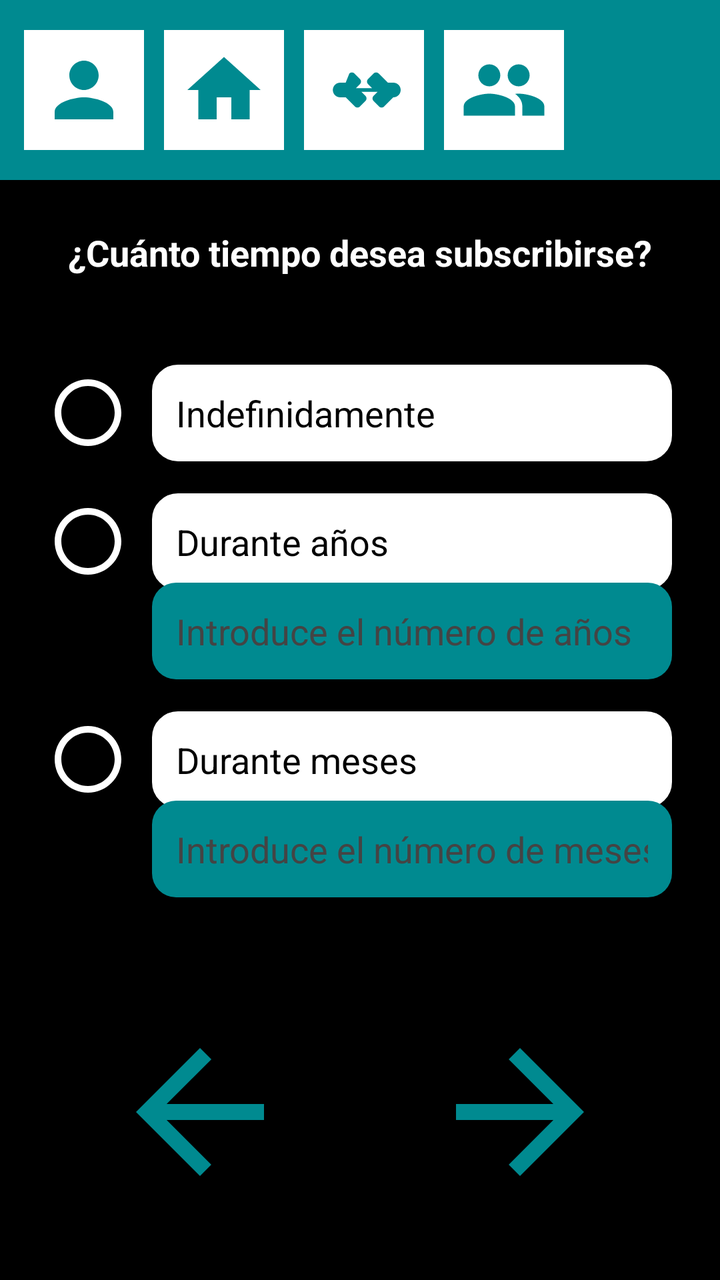
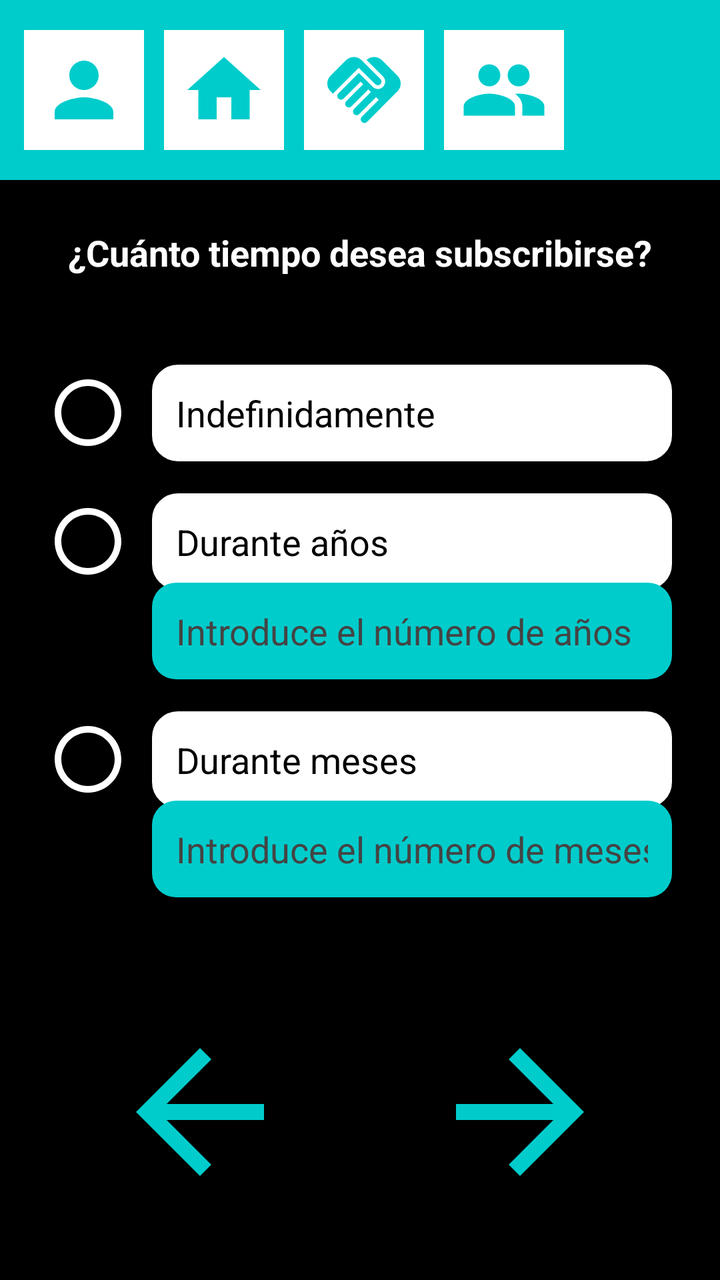

Two renders of the same Android screen: before a commit and after it. Below are the layout's source before the change and the commit's diff.
<!-- AndroidManifest.xml: application theme Theme.QuikFile -->
<!-- res/layout/activity_renewal.xml -->
<?xml version="1.0" encoding="utf-8"?>
<androidx.constraintlayout.widget.ConstraintLayout xmlns:android="http://schemas.android.com/apk/res/android"
    xmlns:app="http://schemas.android.com/apk/res-auto"
    xmlns:tools="http://schemas.android.com/tools"
    android:layout_width="match_parent"
    android:layout_height="match_parent"
    android:background="@color/background_black"
    tools:context=".RenewalActivity">

    
    <LinearLayout
        android:id="@+id/topBar"
        android:layout_width="match_parent"
        android:layout_height="90dp"
        android:background="@color/blue_app"
        android:gravity="center_vertical"
        android:orientation="horizontal"
        android:paddingStart="12dp"
        android:paddingEnd="12dp"
        android:elevation="4dp"
        app:layout_constraintTop_toTopOf="parent">

        <ImageView
            android:id="@+id/btnSettingsTop"
            android:layout_width="60dp"
            android:layout_height="60dp"
            android:layout_marginEnd="10dp"
            android:background="@color/white"
            android:padding="8dp"
            android:src="@drawable/ic_person"
            app:tint="@color/blue_app" />

        <ImageView
            android:id="@+id/btnHomeTop"
            android:layout_width="60dp"
            android:layout_height="60dp"
            android:layout_marginEnd="10dp"
            android:background="@color/white"
            android:padding="8dp"
            android:src="@drawable/ic_home"
            app:tint="@color/blue_app" />

        <ImageView
            android:id="@+id/btnSharedTop"
            android:layout_width="60dp"
            android:layout_height="60dp"
            android:layout_marginEnd="10dp"
            android:background="@color/white"
            android:padding="8dp"
            android:src="@drawable/ic_handshake"
            app:tint="@color/blue_app" />

        <ImageView
            android:id="@+id/btnLoginTop"
            android:layout_width="60dp"
            android:layout_height="60dp"
            android:background="@color/white"
            android:padding="8dp"
            android:src="@drawable/ic_group"
            app:tint="@color/blue_app" />
    </LinearLayout>

    <TextView
        android:id="@+id/tvTitle"
        android:layout_width="wrap_content"
        android:layout_height="wrap_content"
        android:layout_marginTop="24dp"
        android:text="¿Cuánto tiempo desea subscribirse?"
        android:textColor="@color/white"
        android:textSize="18sp"
        android:textStyle="bold"
        app:layout_constraintEnd_toEndOf="parent"
        app:layout_constraintStart_toStartOf="parent"
        app:layout_constraintTop_toBottomOf="@id/topBar" />

    <LinearLayout
        android:id="@+id/optionsContainer"
        android:layout_width="match_parent"
        android:layout_height="wrap_content"
        android:layout_marginTop="20dp"
        android:orientation="vertical"
        android:padding="24dp"
        app:layout_constraintTop_toBottomOf="@id/tvTitle">

        
        <LinearLayout
            android:id="@+id/optionIndefinite"
            android:layout_width="match_parent"
            android:layout_height="wrap_content"
            android:layout_marginBottom="16dp"
            android:gravity="center_vertical"
            android:orientation="horizontal">

            <ImageView
                android:id="@+id/rbIndefinite"
                android:layout_width="40dp"
                android:layout_height="40dp"
                android:src="@drawable/ic_radio_unselected" />

            <TextView
                android:layout_width="match_parent"
                android:layout_height="wrap_content"
                android:layout_marginStart="12dp"
                android:background="@drawable/search_bar_background"
                android:backgroundTint="@color/white"
                android:padding="12dp"
                android:text="Indefinidamente"
                android:textColor="@color/black"
                android:textSize="18sp" />
        </LinearLayout>

        
        <LinearLayout
            android:id="@+id/optionYears"
            android:layout_width="match_parent"
            android:layout_height="wrap_content"
            android:layout_marginBottom="16dp"
            android:orientation="vertical">

            <LinearLayout
                android:layout_width="match_parent"
                android:layout_height="wrap_content"
                android:gravity="center_vertical"
                android:orientation="horizontal">

                <ImageView
                    android:id="@+id/rbYears"
                    android:layout_width="40dp"
                    android:layout_height="40dp"
                    android:src="@drawable/ic_radio_unselected" />

                <TextView
                    android:layout_width="match_parent"
                    android:layout_height="wrap_content"
                    android:layout_marginStart="12dp"
                    android:background="@drawable/search_bar_background"
                    android:backgroundTint="@color/white"
                    android:padding="12dp"
                    android:text="Durante años"
                    android:textColor="@color/black"
                    android:textSize="18sp" />
            </LinearLayout>

            <EditText
                android:id="@+id/etYears"
                android:layout_width="match_parent"
                android:layout_height="wrap_content"
                android:layout_marginStart="52dp"
                android:layout_marginTop="-4dp"
                android:background="@drawable/payment_field_background"
                android:hint="Introduce el número de años"
                android:inputType="number"
                android:padding="12dp"
                android:textColor="@color/black"
                android:textColorHint="#444444"
                android:visibility="visible" />
        </LinearLayout>

        
        <LinearLayout
            android:id="@+id/optionMonths"
            android:layout_width="match_parent"
            android:layout_height="wrap_content"
            android:layout_marginBottom="16dp"
            android:orientation="vertical">

            <LinearLayout
                android:layout_width="match_parent"
                android:layout_height="wrap_content"
                android:gravity="center_vertical"
                android:orientation="horizontal">

                <ImageView
                    android:id="@+id/rbMonths"
                    android:layout_width="40dp"
                    android:layout_height="40dp"
                    android:src="@drawable/ic_radio_unselected" />

                <TextView
                    android:layout_width="match_parent"
                    android:layout_height="wrap_content"
                    android:layout_marginStart="12dp"
                    android:background="@drawable/search_bar_background"
                    android:backgroundTint="@color/white"
                    android:padding="12dp"
                    android:text="Durante meses"
                    android:textColor="@color/black"
                    android:textSize="18sp" />
            </LinearLayout>

            <EditText
                android:id="@+id/etMonths"
                android:layout_width="match_parent"
                android:layout_height="wrap_content"
                android:layout_marginStart="52dp"
                android:layout_marginTop="-4dp"
                android:background="@drawable/payment_field_background"
                android:hint="Introduce el número de meses"
                android:inputType="number"
                android:padding="12dp"
                android:textColor="@color/black"
                android:textColorHint="#444444"
                android:visibility="visible" />
        </LinearLayout>

    </LinearLayout>

    
    <LinearLayout
        android:id="@+id/bottomNavigation"
        android:layout_width="match_parent"
        android:layout_height="wrap_content"
        android:layout_marginBottom="24dp"
        android:gravity="center"
        android:orientation="horizontal"
        app:layout_constraintBottom_toBottomOf="parent">

        <ImageView
            android:id="@+id/btnBack"
            android:layout_width="120dp"
            android:layout_height="120dp"
            android:layout_marginEnd="40dp"
            android:padding="12dp"
            android:src="@drawable/ic_arrow_back"
            app:tint="@color/blue_app" />

        <ImageView
            android:id="@+id/btnForward"
            android:layout_width="120dp"
            android:layout_height="120dp"
            android:padding="12dp"
            android:src="@drawable/ic_arrow_forward"
            app:tint="@color/blue_app" />
    </LinearLayout>

</androidx.constraintlayout.widget.ConstraintLayout>
<!-- resources referenced by this layout -->
<resources>
  <color name="background_black">#000000</color>//si lo he puesto todo bien sobraria este
  <color name="black">#FF000000</color>
  <color name="blue_app">#008A90</color>
  <color name="white">#FFFFFFFF</color>
  <!-- drawable ic_arrow_back (drawable) -->
  <vector xmlns:android="http://schemas.android.com/apk/res/android"
      android:width="24dp"
      android:height="24dp"
      android:viewportWidth="24"
      android:viewportHeight="24">
    <path
        android:fillColor="@color/black"
        android:pathData="M20,11H7.83l5.59,-5.59L12,4l-8,8 8,8 1.41,-1.41L7.83,13H20v-2z"/>
  </vector>
  <!-- drawable ic_arrow_forward (drawable) -->
  <vector xmlns:android="http://schemas.android.com/apk/res/android"
      android:width="24dp"
      android:height="24dp"
      android:viewportWidth="24"
      android:viewportHeight="24">
    <path
        android:fillColor="@color/black"
        android:pathData="M12,4l-1.41,1.41L16.17,11H4v2h12.17l-5.58,5.59L12,20l8,-8z"/>
  </vector>
  <!-- drawable ic_handshake (drawable) -->
  <?xml version="1.0" encoding="utf-8"?>
  <vector xmlns:android="http://schemas.android.com/apk/res/android"
      android:width="24dp"
      android:height="24dp"
      android:viewportWidth="24"
      android:viewportHeight="24">
      <path
          android:fillColor="#000000"
          android:pathData="M22,12c0,-1.1 -0.9,-2 -2,-2h-1.5l-2.5,-2.5c-0.39,-0.39 -1.01,-0.39 -1.4,0l-1.5,1.5c-0.39,0.39 -0.39,1.01 0,1.4l1.1,1.1h-4.4l1.1,-1.1c0.39,-0.39 0.39,-1.01 0,-1.4l-1.5,-1.5c-0.39,-0.39 -1.01,-0.39 -1.4,0L7,10H5.5c-1.1,0 -2,0.9 -2,2s0.9,2 2,2h1.5l2.5,2.5c0.39,0.39 1.01,0.39 1.4,0l1.5,-1.5c0.39,-0.39 0.39,-1.01 0,-1.4l-1.1,-1.1h4.4l-1.1,1.1c-0.39,0.39 -0.39,1.01 0,1.4l1.5,1.5c0.39,0.39 1.01,0.39 1.4,0l2.5,-2.5H20c1.1,0 2,-0.9 2,-2z"/>
  </vector>
  <!-- drawable ic_home (drawable) -->
  <?xml version="1.0" encoding="utf-8"?>
  <vector xmlns:android="http://schemas.android.com/apk/res/android"
      android:width="24dp"
      android:height="24dp"
      android:viewportWidth="24"
      android:viewportHeight="24">
      <path
          android:fillColor="#000000"
          android:pathData="M10,20V14H14V20H19V12H22L12,3L2,12H5V20H10Z"/>
  </vector>
  <!-- drawable ic_person (drawable) -->
  <?xml version="1.0" encoding="utf-8"?>
  <vector xmlns:android="http://schemas.android.com/apk/res/android"
      android:width="24dp"
      android:height="24dp"
      android:viewportWidth="24"
      android:viewportHeight="24">
      <path
          android:fillColor="#000000"
          android:pathData="M12,12c2.21,0 4,-1.79 4,-4s-1.79,-4 -4,-4 -4,1.79 -4,4 1.79,4 4,4zM12,14c-2.67,0 -8,1.34 -8,4v2h16v-2c0,-2.66 -5.33,-4 -8,-4z"/>
  </vector>
  <!-- drawable payment_field_background (drawable) -->
  <?xml version="1.0" encoding="utf-8"?>
  <shape xmlns:android="http://schemas.android.com/apk/res/android">
      <solid android:color="@color/blue_app" />
      <corners android:radius="12dp" />
  </shape>
  <!-- drawable search_bar_background (drawable) -->
  <?xml version="1.0" encoding="utf-8"?>
  <shape xmlns:android="http://schemas.android.com/apk/res/android">
      <solid android:color="@color/white" />
      <corners android:radius="12dp" />
      <stroke android:width="2dp" android:color="@color/blue_app" />
  </shape>
  <style name="Theme.QuikFile" parent="Base.Theme.QuikFile" />
  <style name="Base.Theme.QuikFile" parent="Theme.Material3.DayNight.NoActionBar">
          
          
      </style>
  <!-- unchanged entries left out for length: 2 -->
</resources>

<!-- the commit's change to res/layout/activity_renewal.xml (unified diff, before → after) -->
@@ -4,7 +4,7 @@
     xmlns:tools="http://schemas.android.com/tools"
     android:layout_width="match_parent"
     android:layout_height="match_parent"
-    android:background="@color/background_black"
+    android:background="@color/black"
     tools:context=".RenewalActivity">
 
     
<!-- resource entries referenced after the edit -->
@@ -1,8 +1,7 @@
 <!-- resources referenced by this layout -->
 <resources>
-  <color name="background_black">#000000</color>//si lo he puesto todo bien sobraria este
   <color name="black">#FF000000</color>
-  <color name="blue_app">#008A90</color>
+  <color name="blue_app">#00CCCC</color>
   <color name="white">#FFFFFFFF</color>
   <!-- drawable ic_arrow_back (drawable) -->
   <vector xmlns:android="http://schemas.android.com/apk/res/android"
@@ -25,15 +24,10 @@
         android:pathData="M12,4l-1.41,1.41L16.17,11H4v2h12.17l-5.58,5.59L12,20l8,-8z"/>
   </vector>
   <!-- drawable ic_handshake (drawable) -->
-  <?xml version="1.0" encoding="utf-8"?>
-  <vector xmlns:android="http://schemas.android.com/apk/res/android"
-      android:width="24dp"
-      android:height="24dp"
-      android:viewportWidth="24"
-      android:viewportHeight="24">
-      <path
-          android:fillColor="#000000"
-          android:pathData="M22,12c0,-1.1 -0.9,-2 -2,-2h-1.5l-2.5,-2.5c-0.39,-0.39 -1.01,-0.39 -1.4,0l-1.5,1.5c-0.39,0.39 -0.39,1.01 0,1.4l1.1,1.1h-4.4l1.1,-1.1c0.39,-0.39 0.39,-1.01 0,-1.4l-1.5,-1.5c-0.39,-0.39 -1.01,-0.39 -1.4,0L7,10H5.5c-1.1,0 -2,0.9 -2,2s0.9,2 2,2h1.5l2.5,2.5c0.39,0.39 1.01,0.39 1.4,0l1.5,-1.5c0.39,-0.39 0.39,-1.01 0,-1.4l-1.1,-1.1h4.4l-1.1,1.1c-0.39,0.39 -0.39,1.01 0,1.4l1.5,1.5c0.39,0.39 1.01,0.39 1.4,0l2.5,-2.5H20c1.1,0 2,-0.9 2,-2z"/>
+  <vector xmlns:android="http://schemas.android.com/apk/res/android" android:height="24dp" android:tint="@color/blue_app" android:viewportHeight="24" android:viewportWidth="24" android:width="24dp">
+  
+      <path android:fillColor="@android:color/white" android:pathData="M16.48,10.41c-0.39,0.39 -1.04,0.39 -1.43,0l-4.47,-4.46l-7.05,7.04l-0.66,-0.63c-1.17,-1.17 -1.17,-3.07 0,-4.24l4.24,-4.24c1.17,-1.17 3.07,-1.17 4.24,0L16.48,9C16.87,9.39 16.87,10.02 16.48,10.41zM17.18,8.29c0.78,0.78 0.78,2.05 0,2.83c-1.27,1.27 -2.61,0.22 -2.83,0l-3.76,-3.76l-5.57,5.57c-0.39,0.39 -0.39,1.02 0,1.41c0.39,0.39 1.02,0.39 1.42,0l4.62,-4.62l0.71,0.71l-4.62,4.62c-0.39,0.39 -0.39,1.02 0,1.41c0.39,0.39 1.02,0.39 1.42,0l4.62,-4.62l0.71,0.71l-4.62,4.62c-0.39,0.39 -0.39,1.02 0,1.41c0.39,0.39 1.02,0.39 1.41,0l4.62,-4.62l0.71,0.71l-4.62,4.62c-0.39,0.39 -0.39,1.02 0,1.41c0.39,0.39 1.02,0.39 1.41,0l8.32,-8.34c1.17,-1.17 1.17,-3.07 0,-4.24l-4.24,-4.24c-1.15,-1.15 -3.01,-1.17 -4.18,-0.06L17.18,8.29z"/>
+  
   </vector>
   <!-- drawable ic_home (drawable) -->
   <?xml version="1.0" encoding="utf-8"?>
